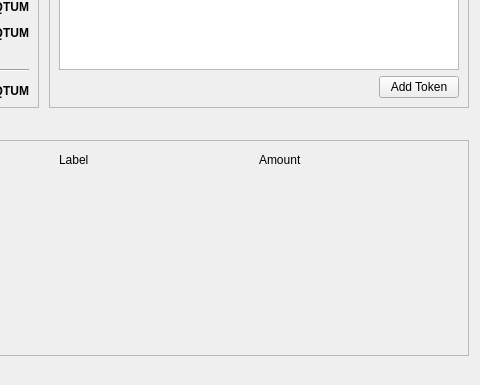
Before: the Qt Designer form src/qt/forms/overviewpage.ui in githubzon/qtum, drawn with Qt 5; both pictures show x 392 to 872 and y 135 to 520 of the 872 by 520 pixel window.
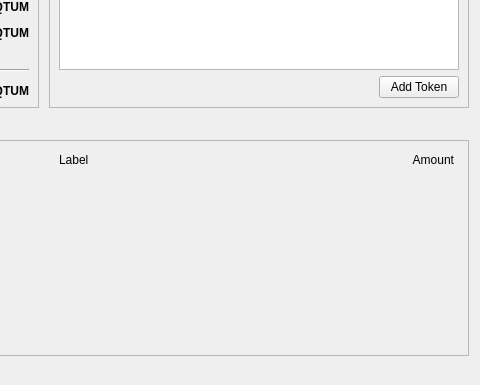
After: the same form once the commit is applied. Icons and pictures are not drawn.

Commit message: Align right overview amount

```diff
--- a/src/qt/forms/overviewpage.ui
+++ b/src/qt/forms/overviewpage.ui
@@ -702,6 +702,9 @@
             <property name="text">
              <string>Amount</string>
             </property>
+            <property name="alignment">
+             <set>Qt::AlignRight|Qt::AlignTrailing|Qt::AlignVCenter</set>
+            </property>
            </widget>
           </item>
          </layout>
```
The commit also changes 1 other file.
